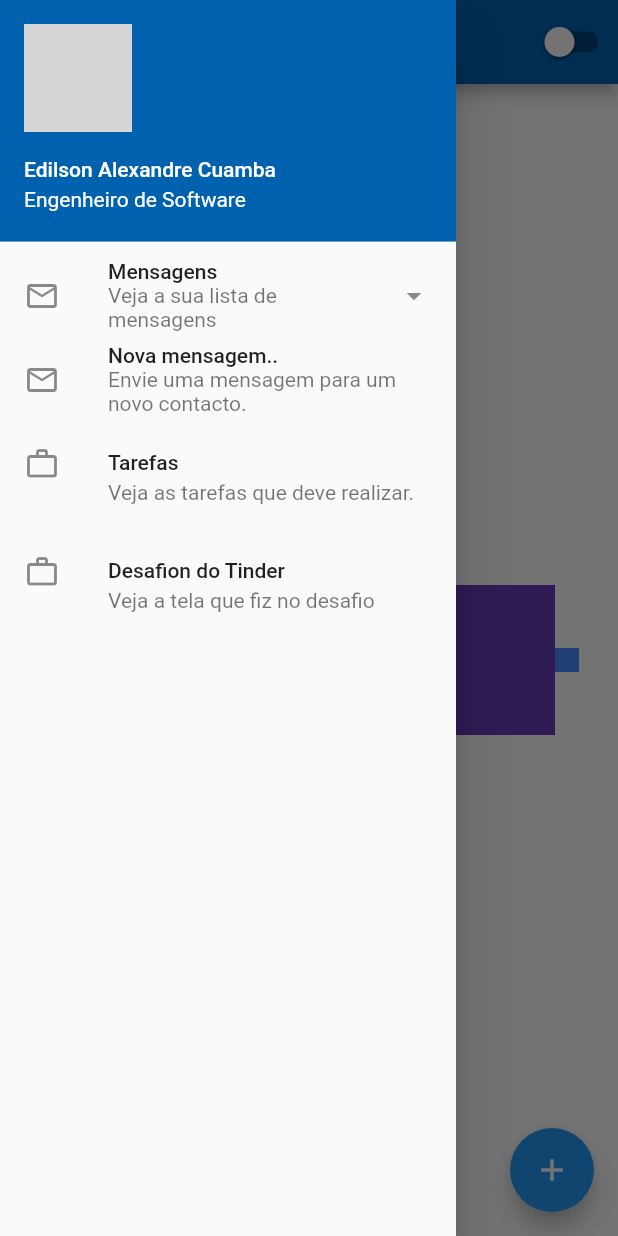
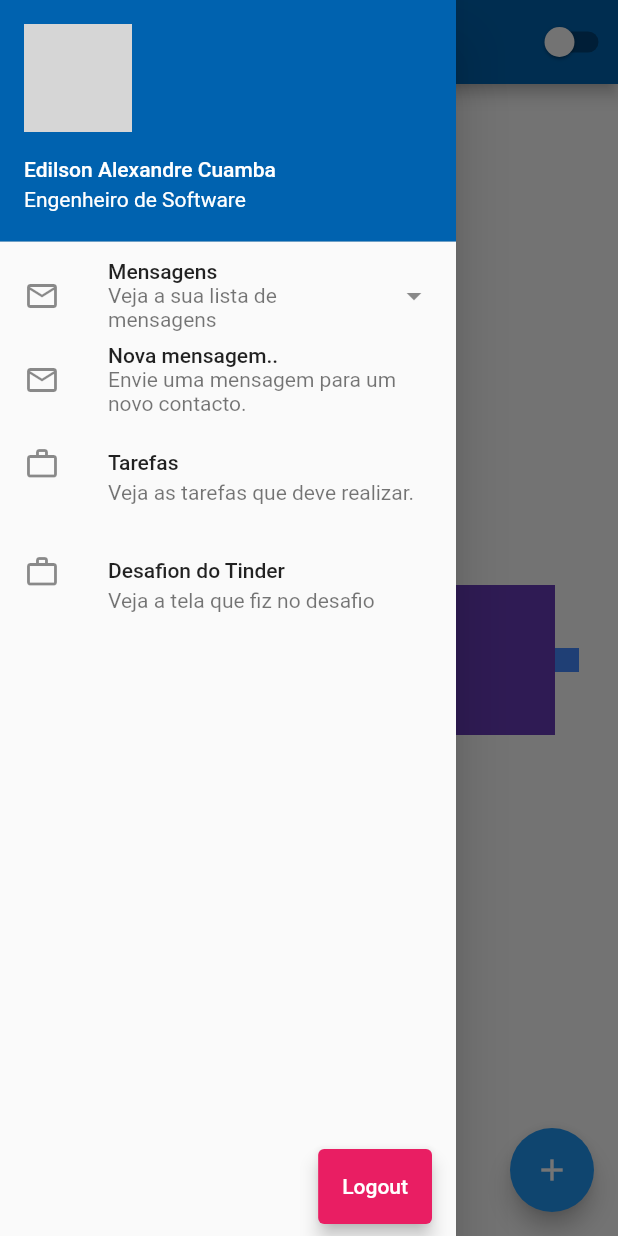
Before and after one commit to EACUAMBA/curso-de-flutter-by-flutterando, a Flutter app: the HomePage screen opened by its route, with the side drawer open, on a phone screen of 412 x 824 dp. Run offline on Flutter 3.47's test engine with Material 2 defaults, Android fonts, the phone set to English and light mode, and no system bars; our stand-ins replace flutter_svg; network calls fail; grey boxes are pictures that could not be loaded.

```diff
--- a/lib/home_page.dart
+++ b/lib/home_page.dart
@@ -2,6 +2,7 @@
 import 'package:curso_de_flutter_by_fluterrando/app_controller.dart';
 import 'package:flutter/cupertino.dart';
 import 'package:flutter/material.dart';
+import 'package:flutter/widgets.dart';
 
 class HomePage extends StatefulWidget {
   @override
@@ -22,6 +23,9 @@ class HomePageState extends State<HomePage> {
       child: Scaffold(
         drawer: Drawer(
           child: Column(
+            mainAxisAlignment: MainAxisAlignment.spaceBetween,
+            children: [
+              Column(
                 children: [
                   UserAccountsDrawerHeader(
                     decoration: BoxDecoration(color: Color.fromRGBO(0, 98, 175, 1)),
@@ -57,7 +61,27 @@ class HomePageState extends State<HomePage> {
                         Navigator.of(context).pushNamed('/tinder-login');
                       }
                   )
+                ],
+              ),
+              Row(
+                mainAxisAlignment: MainAxisAlignment.end,
+                children: [
+                  Padding(
+                    padding: EdgeInsets.only(left: 8, top: 8, right: 16, bottom: 8),
+                    child: ElevatedButton(
+                      style: ElevatedButton.styleFrom(
+                        fixedSize: const Size(double.infinity, 50),
+                          elevation: 5,
+                          primary: Colors.pink,
+                      ),
+                      onPressed: (){
+                        Navigator.pushReplacementNamed(context, '/');
+                      },
+                      child: Text('Logout')),
 
+                  )
+                ],
+              )
             ],
           ),
         ),
```
Lines whose indentation alone changed are shown as unchanged.
